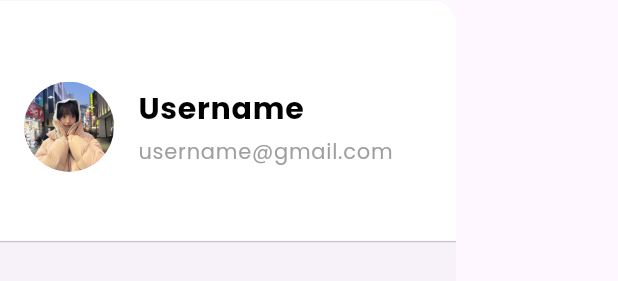
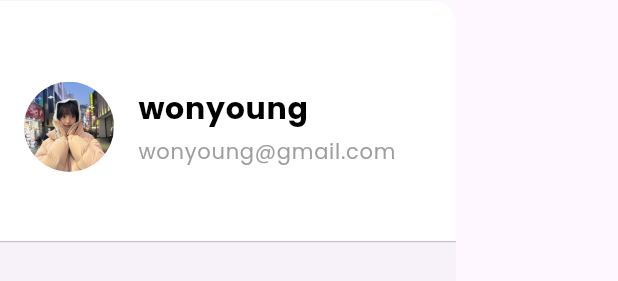
Before and after one commit to GianEzekiel/ReHome, a Flutter app: the CustomDrawer widget shown alone on an empty page, opened directly, on a phone screen of 412 x 824 dp. Shown: the top 281 px of the screen. Run offline on Flutter 3.47's test engine with Material 3 defaults, Android fonts, the phone set to English and light mode, and no system bars; our stand-ins replace iconsax.

Commit message:
minor adjustments

```diff
--- a/lib/custom_drawer.dart
+++ b/lib/custom_drawer.dart
@@ -36,7 +36,7 @@ class CustomDrawer extends StatelessWidget {
                           MainAxisAlignment.center, // Center text vertically
                       children: [
                         Text(
-                          'Username',
+                          'wonyoung',
                           style: TextStyle(
                             fontSize: 20, // Adjust font size for the name
                             fontWeight: FontWeight.bold,
@@ -46,7 +46,7 @@ class CustomDrawer extends StatelessWidget {
                         SizedBox(
                             height: 4), // Space between the name and email
                         Text(
-                          'username@gmail.com',
+                          'wonyoung@gmail.com',
                           style: TextStyle(
                             fontSize: 14, // Adjust font size for the email
                             color:
--- a/lib/home_page.dart
+++ b/lib/home_page.dart
@@ -58,7 +58,7 @@ class _HomePageState extends State<HomePage> {
                               ),
                               SizedBox(width: 8),
                               Text(
-                                'Username',
+                                'wonyoung',
                                 style: TextStyle(
                                   fontSize: 18,
                                   fontWeight: FontWeight.w500,
--- a/lib/profile_screen.dart
+++ b/lib/profile_screen.dart
@@ -1,6 +1,4 @@
 import 'package:flutter/material.dart';
-import 'package:rehome/custom_app_bar.dart';
-import 'package:rehome/home_page.dart';
 import 'package:rehome/custom_app_bar.dart';
 import 'package:rehome/home_page.dart';
 
```
